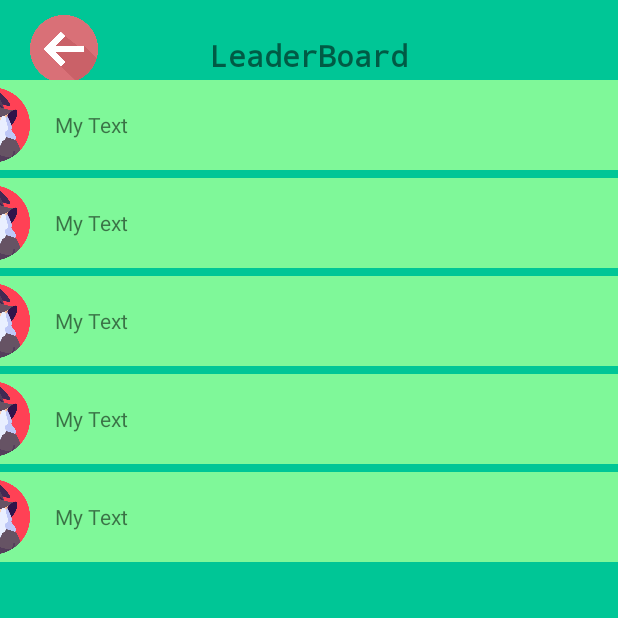
After one commit to aparzero30/snakeAndLadders, an Android app: the fragment leaderboard_fragment shown on its own in the app's theme, on a phone screen of 412 x 824 dp, the top half of it. The commit adds this screen. Run offline under Robolectric (Android 15) with nearby library versions, the phone set to English and light mode, and no system bars.

Commit message:
Added fragment

```diff
--- a/app/src/main/java/ph/stacktrek/novare/laco/aj/cinco/jimuel/snakeandladder/MainActivity.kt
+++ b/app/src/main/java/ph/stacktrek/novare/laco/aj/cinco/jimuel/snakeandladder/MainActivity.kt
@@ -1,11 +1,26 @@
 package ph.stacktrek.novare.laco.aj.cinco.jimuel.snakeandladder
 
+import android.os.Bundle
 import androidx.appcompat.app.AppCompatActivity
-import android.os.Bundle
+import androidx.appcompat.widget.AppCompatImageView
+
 
 class MainActivity : AppCompatActivity() {
     override fun onCreate(savedInstanceState: Bundle?) {
         super.onCreate(savedInstanceState)
         setContentView(R.layout.activity_main)
+
+        val trophyImageView = findViewById<AppCompatImageView>(R.id.trophy)
+
+        trophyImageView.setOnClickListener {
+            val fragmentManager = supportFragmentManager
+            val fragmentTransaction = fragmentManager.beginTransaction()
+
+            // Replace FragmentName with the name of your fragment class
+            val fragment = leaderboard_fragment()
+            fragmentTransaction.replace(R.id.fragment_container_leaderboard, fragment)
+            fragmentTransaction.addToBackStack(null)
+            fragmentTransaction.commit()
+        }
     }
 }
--- /dev/null
+++ b/app/src/main/java/ph/stacktrek/novare/laco/aj/cinco/jimuel/snakeandladder/leaderboard_fragment.kt
@@ -0,0 +1,59 @@
+package ph.stacktrek.novare.laco.aj.cinco.jimuel.snakeandladder
+
+import android.os.Bundle
+import androidx.fragment.app.Fragment
+import android.view.LayoutInflater
+import android.view.View
+import android.view.ViewGroup
+
+// TODO: Rename parameter arguments, choose names that match
+// the fragment initialization parameters, e.g. ARG_ITEM_NUMBER
+private const val ARG_PARAM1 = "param1"
+private const val ARG_PARAM2 = "param2"
+
+/**
+ * A simple [Fragment] subclass.
+ * Use the [leaderboard_fragment.newInstance] factory method to
+ * create an instance of this fragment.
+ */
+class leaderboard_fragment : Fragment() {
+    // TODO: Rename and change types of parameters
+    private var param1: String? = null
+    private var param2: String? = null
+
+    override fun onCreate(savedInstanceState: Bundle?) {
+        super.onCreate(savedInstanceState)
+        arguments?.let {
+            param1 = it.getString(ARG_PARAM1)
+            param2 = it.getString(ARG_PARAM2)
+        }
+    }
+
+    override fun onCreateView(
+        inflater: LayoutInflater, container: ViewGroup?,
+        savedInstanceState: Bundle?
+    ): View? {
+        // Inflate the layout for this fragment
+        return inflater.inflate(R.layout.fragment_leaderboard_fragment, container, false)
+    }
+
+    companion object {
+        /**
+         * Use this factory method to create a new instance of
+         * this fragment using the provided parameters.
+         *
+         * @param param1 Parameter 1.
+         * @param param2 Parameter 2.
+         * @return A new instance of fragment leaderboard_fragment.
+         */
+        // TODO: Rename and change types and number of parameters
+        @JvmStatic
+        fun newInstance(param1: String, param2: String) =
+            leaderboard_fragment().apply {
+                arguments = Bundle().apply {
+                    putString(ARG_PARAM1, param1)
+                    putString(ARG_PARAM2, param2)
+                }
+            }
+    }
+}
--- a/app/src/main/res/layout/activity_main.xml
+++ b/app/src/main/res/layout/activity_main.xml
@@ -4,16 +4,13 @@
     android:layout_width="match_parent"
     android:layout_height="match_parent"
     android:background="@color/bg_color"
-    tools:context=".MainActivity">
+    tools:context=".MainActivity"
+    android:id="@+id/fragment_container_leaderboard"
 
-    <TextView
-        android:layout_width="wrap_content"
-        android:layout_height="wrap_content"
-        android:text="Hello World!"
-        app:layout_constraintBottom_toBottomOf="parent"
-        app:layout_constraintEnd_toEndOf="parent"
-        app:layout_constraintStart_toStartOf="parent"
-        app:layout_constraintTop_toTopOf="parent" />
+    >
+
+
+
 
     <androidx.appcompat.widget.AppCompatImageView
         android:id="@+id/quit"
--- /dev/null
+++ b/app/src/main/res/layout/fragment_leaderboard_fragment.xml
@@ -0,0 +1,221 @@
+<?xml version="1.0" encoding="utf-8"?>
+<androidx.constraintlayout.widget.ConstraintLayout xmlns:android="http://schemas.android.com/apk/res/android"
+    android:id="@+id/fragment_container"
+    xmlns:tools="http://schemas.android.com/tools"
+    android:layout_width="match_parent"
+    android:layout_height="match_parent"
+    xmlns:app="http://schemas.android.com/apk/res-auto"
+    android:background="@color/bg_color"
+    tools:context=".leaderboard_fragment">
+
+
+    <androidx.appcompat.widget.AppCompatImageView
+        android:id="@+id/back"
+        android:layout_width="45dp"
+        android:layout_height="45dp"
+        android:src="@drawable/leader_back"
+        app:layout_constraintStart_toEndOf="@+id/leftGuideline"
+        app:layout_constraintTop_toBottomOf="parent"
+        app:layout_constraintTop_toTopOf="@+id/topGuideline" />
+
+    <androidx.constraintlayout.widget.Guideline
+        android:id="@+id/topGuideline"
+        android:layout_width="wrap_content"
+        android:layout_height="wrap_content"
+        android:orientation="horizontal"
+        app:layout_constraintGuide_begin="10dp" />
+
+    <androidx.constraintlayout.widget.Guideline
+        android:id="@+id/leftGuideline"
+        android:layout_width="wrap_content"
+        android:layout_height="wrap_content"
+        android:background="@color/black"
+        android:orientation="vertical"
+        app:layout_constraintGuide_begin="20dp" />
+
+
+    <androidx.constraintlayout.widget.Guideline
+        android:id="@+id/bottomGuideline"
+        android:layout_width="wrap_content"
+        android:layout_height="wrap_content"
+        android:orientation="horizontal"
+        app:layout_constraintGuide_end="10dp" />
+
+    <TextView
+        android:id="@+id/leaderboard"
+        android:layout_width="wrap_content"
+        android:layout_height="wrap_content"
+        android:layout_gravity="center_vertical|start"
+        android:layout_marginTop="13dp"
+        android:fontFamily="monospace"
+        android:text="LeaderBoard"
+        android:textSize="20sp"
+        android:textStyle="bold"
+        app:layout_constraintEnd_toEndOf="parent"
+        app:layout_constraintTop_toTopOf="@+id/topGuideline"
+        app:layout_constraintStart_toStartOf="parent"
+        />
+
+    <FrameLayout
+        android:id="@+id/frame1"
+        android:layout_width="500dp"
+        android:layout_height="60dp"
+        android:background="@color/start_color"
+        app:layout_constraintTop_toTopOf="@+id/leaderboard"
+        app:layout_constraintEnd_toEndOf="parent"
+        app:layout_constraintStart_toStartOf="parent"
+        android:layout_marginTop="30dp">
+
+        <ImageView
+            android:id="@+id/top1"
+            android:layout_width="50dp"
+            android:layout_height="wrap_content"
+            android:src="@drawable/leader_wizard"
+            android:layout_gravity="center_vertical|start"
+            android:layout_marginLeft="13dp"
+            />
+
+
+        <TextView
+            android:layout_width="wrap_content"
+            android:layout_height="wrap_content"
+            android:text="My Text"
+            app:layout_constraintStart_toEndOf="@+id/top1"
+            app:layout_constraintTop_toBottomOf="parent"
+            app:layout_constraintTop_toTopOf="parent"
+            android:layout_gravity="center_vertical|start"
+            android:layout_marginLeft="80dp"/>
+
+    </FrameLayout>
+
+    <FrameLayout
+        android:id="@+id/frame2"
+        android:layout_width="500dp"
+        android:layout_height="60dp"
+        android:background="@color/start_color"
+        app:layout_constraintTop_toTopOf="@+id/frame1"
+        app:layout_constraintEnd_toEndOf="parent"
+        app:layout_constraintStart_toStartOf="parent"
+        android:layout_marginTop="65dp">
+
+        <ImageView
+            android:id="@+id/top2"
+            android:layout_width="50dp"
+            android:layout_height="wrap_content"
+            android:src="@drawable/leader_wizard"
+            android:layout_gravity="center_vertical|start"
+            android:layout_marginLeft="13dp"
+            />
+
+
+        <TextView
+            android:layout_width="wrap_content"
+            android:layout_height="wrap_content"
+            android:text="My Text"
+            app:layout_constraintStart_toEndOf="@+id/top1"
+            app:layout_constraintTop_toBottomOf="parent"
+            app:layout_constraintTop_toTopOf="parent"
+            android:layout_gravity="center_vertical|start"
+            android:layout_marginLeft="80dp"/>
+
+    </FrameLayout>
+
+    <FrameLayout
+        android:id="@+id/frame3"
+        android:layout_width="500dp"
+        android:layout_height="60dp"
+        android:background="@color/start_color"
+        app:layout_constraintTop_toTopOf="@+id/frame2"
+        app:layout_constraintEnd_toEndOf="parent"
+        app:layout_constraintStart_toStartOf="parent"
+        android:layout_marginTop="65dp">
+
+        <ImageView
+            android:id="@+id/top3"
+            android:layout_width="50dp"
+            android:layout_height="wrap_content"
+            android:src="@drawable/leader_wizard"
+            android:layout_gravity="center_vertical|start"
+            android:layout_marginLeft="13dp"
+            />
+
+
+        <TextView
+            android:layout_width="wrap_content"
+            android:layout_height="wrap_content"
+            android:text="My Text"
+            app:layout_constraintStart_toEndOf="@+id/top1"
+            app:layout_constraintTop_toBottomOf="parent"
+            app:layout_constraintTop_toTopOf="parent"
+            android:layout_gravity="center_vertical|start"
+            android:layout_marginLeft="80dp"/>
+
+    </FrameLayout>
+
+    <FrameLayout
+        android:id="@+id/frame4"
+        android:layout_width="500dp"
+        android:layout_height="60dp"
+        android:background="@color/start_color"
+        app:layout_constraintTop_toTopOf="@+id/frame3"
+        app:layout_constraintEnd_toEndOf="parent"
+        app:layout_constraintStart_toStartOf="parent"
+        android:layout_marginTop="65dp">
+
+        <ImageView
+            android:id="@+id/top4"
+            android:layout_width="50dp"
+            android:layout_height="wrap_content"
+            android:src="@drawable/leader_wizard"
+            android:layout_gravity="center_vertical|start"
+            android:layout_marginLeft="13dp"
+            />
+
+
+        <TextView
+            android:layout_width="wrap_content"
+            android:layout_height="wrap_content"
+            android:text="My Text"
+            app:layout_constraintStart_toEndOf="@+id/top1"
+            app:layout_constraintTop_toBottomOf="parent"
+            app:layout_constraintTop_toTopOf="parent"
+            android:layout_gravity="center_vertical|start"
+            android:layout_marginLeft="80dp"/>
+
+    </FrameLayout>
+
+    <FrameLayout
+        android:id="@+id/frame5"
+        android:layout_width="500dp"
+        android:layout_height="60dp"
+        android:background="@color/start_color"
+        app:layout_constraintTop_toTopOf="@+id/frame4"
+        app:layout_constraintEnd_toEndOf="parent"
+        app:layout_constraintStart_toStartOf="parent"
+        android:layout_marginTop="65dp">
+
+        <ImageView
+            android:id="@+id/top5"
+            android:layout_width="50dp"
+            android:layout_height="wrap_content"
+            android:src="@drawable/leader_wizard"
+            android:layout_gravity="center_vertical|start"
+            android:layout_marginLeft="13dp"
+            />
+
+
+        <TextView
+            android:layout_width="wrap_content"
+            android:layout_height="wrap_content"
+            android:text="My Text"
+            app:layout_constraintStart_toEndOf="@+id/top1"
+            app:layout_constraintTop_toBottomOf="parent"
+            app:layout_constraintTop_toTopOf="parent"
+            android:layout_gravity="center_vertical|start"
+            android:layout_marginLeft="80dp"/>
+
+    </FrameLayout>
+
+
+
+</androidx.constraintlayout.widget.ConstraintLayout>
--- a/app/src/main/res/values/strings.xml
+++ b/app/src/main/res/values/strings.xml
@@ -1,3 +1,5 @@
 <resources>
     <string name="app_name">Snake And Ladder</string>
+    <!-- TODO: Remove or change this placeholder text -->
+    <string name="hello_blank_fragment">Hello blank fragment</string>
 </resources>
```
Also changed, not shown: app/src/main/AndroidManifest.xml (+6 -2 lines), 370 other files.
